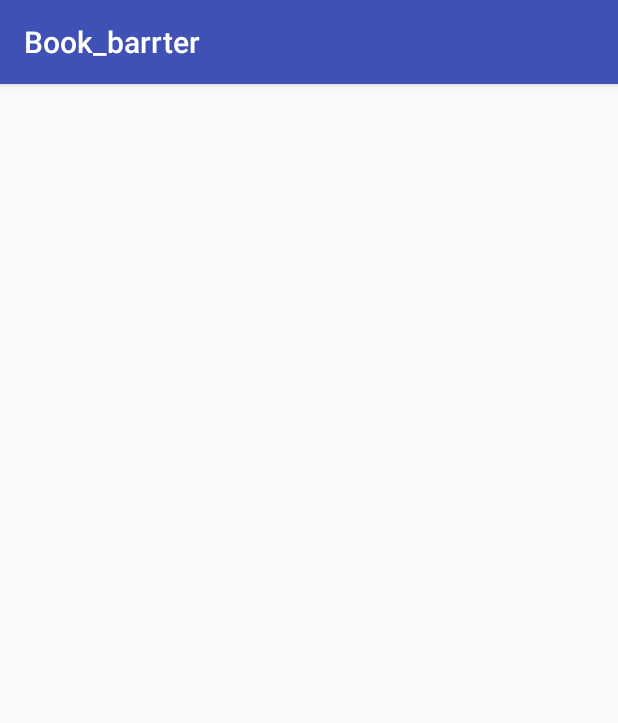
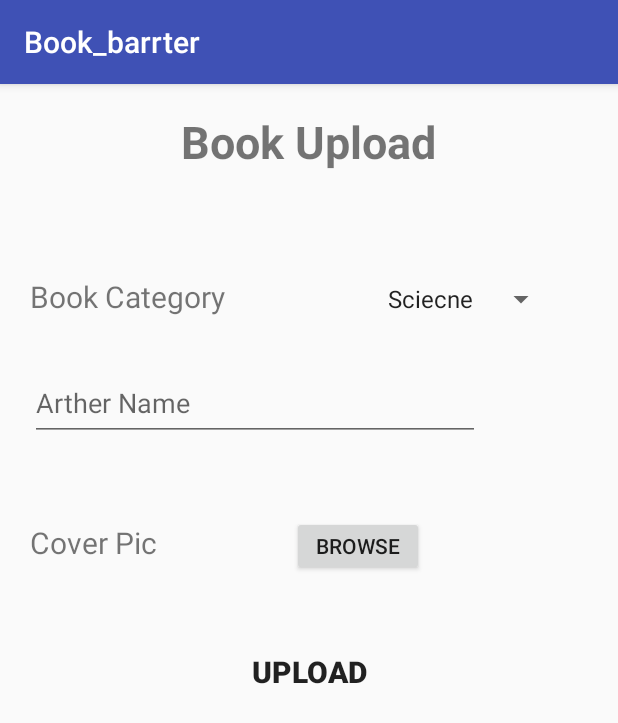
Before and after one commit to Hassan1175/Book_Barter, an Android app: the fragment Book_upload placed in its activity, on a phone screen of 412 x 824 dp. Shown: the top 723 px of the screen. Run offline under Robolectric (Android 15) with nearby library versions, the light colour scheme and no system bars; 6 statements that could not run were skipped.

Commit message:
working
Uploading interface has been made, but firebase is remaining..

```diff
--- a/Book_barrter/app/src/main/java/com/example/admin/book_barrter/Book_upload.java
+++ b/Book_barrter/app/src/main/java/com/example/admin/book_barrter/Book_upload.java
@@ -6,18 +6,52 @@ import android.support.annotation.Nullable;
 import android.view.LayoutInflater;
 import android.view.View;
 import android.view.ViewGroup;
+import android.widget.AdapterView;
+import android.widget.ArrayAdapter;
+import android.widget.Spinner;
+import android.widget.Toast;
 
 /**
  * Created by ADMIN on 18/11/2017.
  */
 
 public class Book_upload extends Fragment {
+     Spinner spinner;
+    ArrayAdapter<CharSequence> adapter;
+
 
     @Nullable
     @Override
     public View onCreateView(LayoutInflater inflater, @Nullable ViewGroup container, Bundle savedInstanceState) {
         //
         View view = inflater.inflate(R.layout.book_upload,container,false);
+
+//  cos here i am using fragments for my application, so i will inherit findviewby id methid from view claass
+        spinner = (Spinner) view.findViewById(R.id.book_category);
+
+        //here i am getting data fromm the  string resourse, where i have made an array named as Book_Category,(arts, science, general)
+        adapter = ArrayAdapter.createFromResource(getActivity(),R.array.Book_Category,android.R.layout.simple_spinner_item);
+        // the first one is  for the each item of the drop down, while second is the for dropdown view resourse
+        adapter.setDropDownViewResource(android.R.layout.simple_spinner_dropdown_item);
+
+        spinner.setAdapter(adapter);
+
+        //here action listener for the selected item of the spinner
+
+        spinner.setOnItemSelectedListener(new AdapterView.OnItemSelectedListener() {
+            @Override
+            public void onItemSelected(AdapterView<?> parent, View view, int position, long id) {
+                Toast.makeText(getActivity(),parent.getItemAtPosition(position) + "Selected",Toast.LENGTH_LONG).show();
+            }
+
+            @Override
+            public void onNothingSelected(AdapterView<?> parent) {
+
+            }
+        });
+
+
+
         return view;
     }
 
--- a/Book_barrter/app/src/main/res/layout/book_upload.xml
+++ b/Book_barrter/app/src/main/res/layout/book_upload.xml
@@ -1,6 +1,134 @@
 <?xml version="1.0" encoding="utf-8"?>
-<LinearLayout xmlns:android="http://schemas.android.com/apk/res/android"
+<ScrollView xmlns:android="http://schemas.android.com/apk/res/android"
     android:orientation="vertical" android:layout_width="match_parent"
     android:layout_height="match_parent">
 
-</LinearLayout>
+
+
+
+    <LinearLayout
+        android:layout_width="match_parent"
+        android:layout_height="match_parent"
+        android:orientation="vertical">
+
+        <TextView
+            android:id="@+id/textView"
+            android:layout_width="wrap_content"
+            android:layout_height="wrap_content"
+
+            android:layout_gravity="center"
+            android:layout_marginTop="18dp"
+            android:text="Book Upload"
+            android:textSize="30dp"
+
+            android:textStyle="bold" />
+        <TextView
+            android:layout_width="wrap_content"
+            android:layout_height="wrap_content"
+            android:id="@+id/useremail"
+            />
+
+
+        <LinearLayout
+            android:layout_width="match_parent"
+            android:layout_height="40dp"
+            android:layout_marginTop="50dp"
+            android:orientation="horizontal">
+
+            <TextView
+                android:layout_width="wrap_content"
+                android:layout_height="wrap_content"
+                android:layout_marginLeft="20dp"
+                android:text="Book Category"
+                android:textSize="20dp" />
+
+
+            <Spinner
+                android:id="@+id/book_category"
+                android:layout_width="wrap_content"
+                android:layout_marginLeft="100dp"
+
+                android:layout_height="wrap_content">
+
+
+
+            </Spinner>
+        </LinearLayout>
+
+
+        <EditText
+            android:id="@+id/arther_name"
+
+            android:layout_width="300dp"
+            android:layout_height="50dp"
+            android:layout_marginLeft="20dp"
+            android:layout_marginTop="20dp"
+
+
+            android:hint="Arther Name">
+
+        </EditText>
+
+
+
+
+        <LinearLayout
+            android:layout_width="match_parent"
+            android:layout_height="40dp"
+            android:layout_marginTop="50dp"
+            android:orientation="horizontal">
+
+            <TextView
+                android:layout_width="wrap_content"
+                android:layout_height="wrap_content"
+                android:layout_marginLeft="20dp"
+                android:text="Cover Pic"
+                android:textSize="20dp" />
+
+            <ImageView
+                android:layout_width="wrap_content"
+                android:layout_height="wrap_content"
+                android:layout_marginLeft="20dp"/>
+
+
+
+            <Button
+                android:id="@+id/browse_pic"
+                android:layout_width="wrap_content"
+                android:layout_marginLeft="70dp"
+                android:text="Browse"
+                android:layout_height="wrap_content">
+
+
+
+            </Button>
+        </LinearLayout>
+
+
+        <Button
+            android:id="@+id/registration"
+            android:layout_width="wrap_content"
+            android:layout_height="wrap_content"
+            android:layout_gravity="center"
+
+            android:layout_marginTop="40dp"
+            android:background="#00ffffff"
+            android:text="Upload"
+            android:textSize="20dp"
+            android:textStyle="bold"
+
+
+            />
+
+
+
+
+    </LinearLayout>
+
+
+
+
+
+
+
+</ScrollView>
--- a/Book_barrter/app/src/main/res/values/strings.xml
+++ b/Book_barrter/app/src/main/res/values/strings.xml
@@ -6,4 +6,16 @@
     <string name="navigation_drawer_close">Close navigation drawer</string>
 
     <string name="action_settings">Settings</string>
+
+    <string-array name="Book_Category">
+
+        <item>Sciecne</item>
+        <item>Arts </item>
+        <item>General</item>
+
+
+    </string-array>
+
+
+
 </resources>
```
